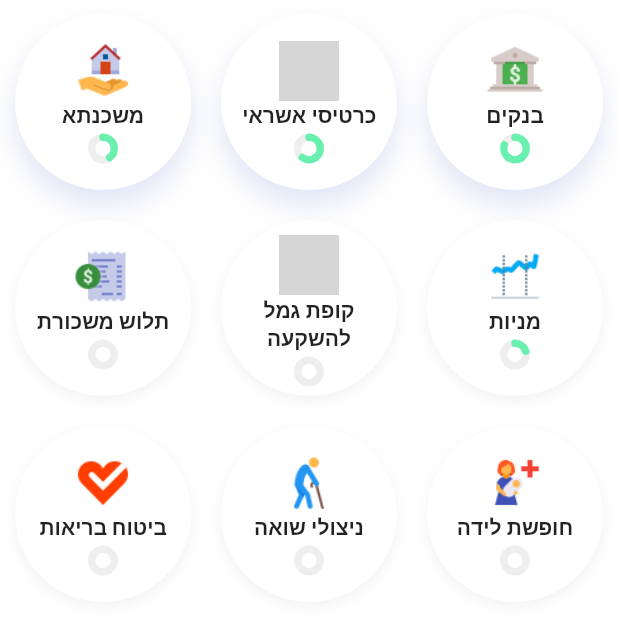
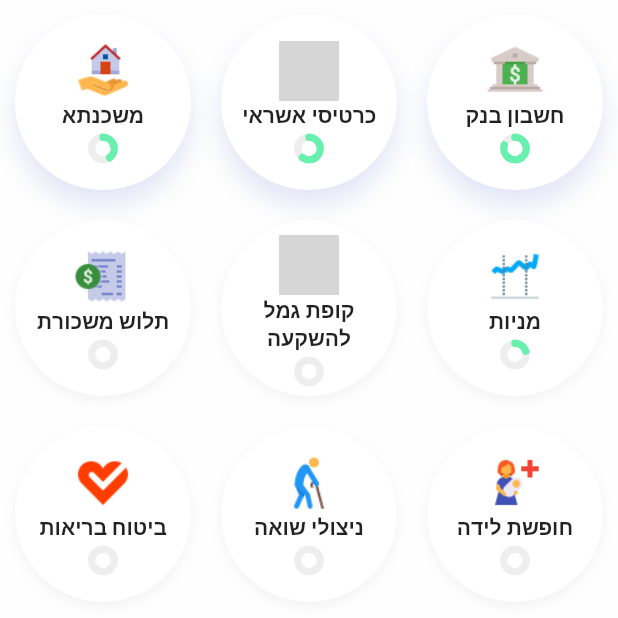
Before and after one commit to atefsawaed/hackathonapp, a Flutter app: the HomeScreen screen opened directly, on a phone screen of 412 x 824 dp, the part 511-1129 px from its top. Run offline on Flutter 3.47's test engine with Material 2 defaults, Android fonts, the phone set to English and light mode, and no system bars; drawn by our look-alikes of step_progress_indicator; our stand-ins replace flutter_svg, google_fonts, introduction_screen, timeline_tile; Roboto replaces fonts that are missing (Alef); grey boxes are pictures that could not be loaded.

Commit message:
Fixed banks category

```diff
--- a/lib/data/mock_data.dart
+++ b/lib/data/mock_data.dart
@@ -6,9 +6,9 @@ import 'package:hackathon_app/models/question.dart';
 Category banking_category = Category(
     id: "banking_category",
     image: "assets/icons/icons8-bank-building-48.png",
-    name: "בנקים",
+    name: "חשבון בנק",
     isActive: true,
-    questions: [banking_q1, banking_q2],
+    questions: [banking_q1, banking_q2, banking_q3],
     completionStatus: 4);
 
 Answer banking_q1_a1 = Answer(
```
